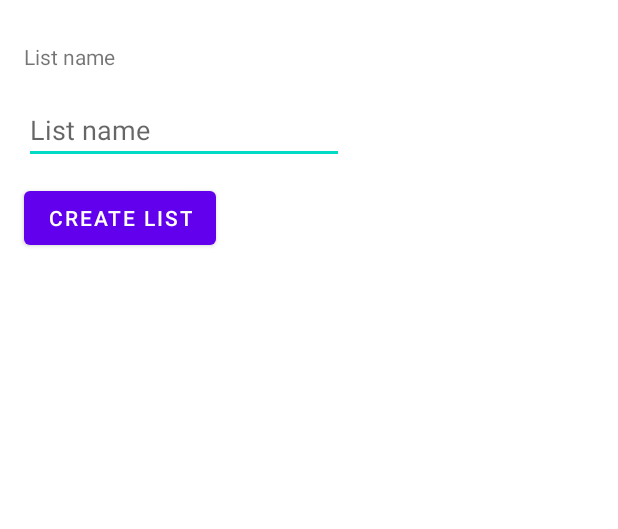
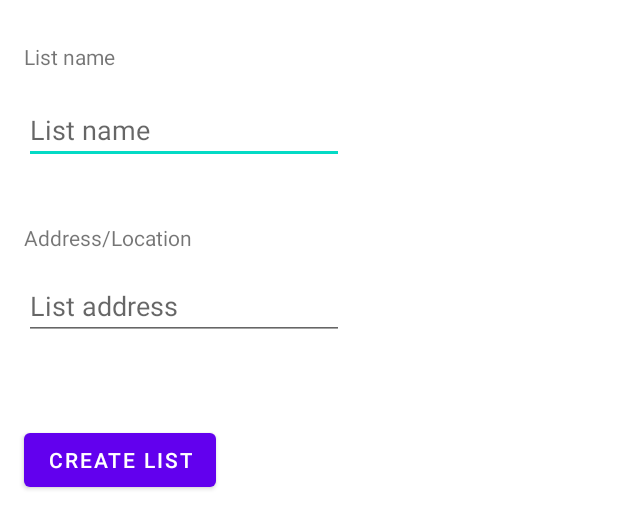
Before and after one commit to RafaelJCamara/ShopIST, an Android app: the layout create_list.xml on its own in the app's theme, with its tools: preview values and no code run, on a phone screen of 412 x 824 dp. Shown: the top 529 px of the screen. Run offline under Robolectric (Android 15) with nearby library versions, the phone set to English and light mode, and no system bars.

Commit message:
Fix to support creation of pantry lists.

```diff
--- a/app/src/main/java/com/example/shopist/Server/ServerInteraction/RetrofitInterface.java
+++ b/app/src/main/java/com/example/shopist/Server/ServerInteraction/RetrofitInterface.java
@@ -43,7 +43,9 @@ public interface RetrofitInterface {
     /*
     * Shopping list routes
     * */
-
+    //create a shopping list
+    @POST("/list/shopping")
+    Call<ServerListToken> executeShoppingListCreation(@Body HashMap<String,String> map);
 
 
     /*
--- a/app/src/main/java/com/example/shopist/Utils/PantryListManager.java
+++ b/app/src/main/java/com/example/shopist/Utils/PantryListManager.java
@@ -47,7 +47,7 @@ public class PantryListManager extends ListManager{
     }
 
 
-    public void createListInServer(String listName){
+    public void createListInServer(String listName, String listAddress){
         HashMap<String,String> map = new HashMap<>();
         map.put("name",listName);
         Call<ServerListToken> call = retrofitManager.accessRetrofitInterface().executePantryListCreation(map);
--- a/app/src/main/res/layout/create_list.xml
+++ b/app/src/main/res/layout/create_list.xml
@@ -1,6 +1,5 @@
 <?xml version="1.0" encoding="utf-8"?>
-<androidx.constraintlayout.widget.ConstraintLayout
-    xmlns:android="http://schemas.android.com/apk/res/android"
+<androidx.constraintlayout.widget.ConstraintLayout xmlns:android="http://schemas.android.com/apk/res/android"
     xmlns:app="http://schemas.android.com/apk/res-auto"
     xmlns:tools="http://schemas.android.com/tools"
     android:layout_width="match_parent"
@@ -35,10 +34,35 @@
         android:id="@+id/createListButton"
         android:layout_width="wrap_content"
         android:layout_height="wrap_content"
-        android:layout_marginTop="12dp"
+        android:layout_marginTop="56dp"
         android:text="Create list"
         app:layout_constraintEnd_toEndOf="parent"
         app:layout_constraintHorizontal_bias="0.056"
         app:layout_constraintStart_toStartOf="parent"
+        app:layout_constraintTop_toBottomOf="@+id/listAddress" />
+
+    <TextView
+        android:id="@+id/textView6"
+        android:layout_width="wrap_content"
+        android:layout_height="wrap_content"
+        android:text="Address/Location"
+        app:layout_constraintBottom_toTopOf="@+id/listAddress"
+        app:layout_constraintEnd_toEndOf="parent"
+        app:layout_constraintHorizontal_bias="0.053"
+        app:layout_constraintStart_toStartOf="parent"
+        app:layout_constraintTop_toBottomOf="@+id/newListName"
+        app:layout_constraintVertical_bias="0.746" />
+
+    <EditText
+        android:id="@+id/listAddress"
+        android:layout_width="wrap_content"
+        android:layout_height="wrap_content"
+        android:layout_marginTop="72dp"
+        android:ems="10"
+        android:hint="List address"
+        android:inputType="textPersonName"
+        app:layout_constraintEnd_toEndOf="parent"
+        app:layout_constraintHorizontal_bias="0.079"
+        app:layout_constraintStart_toStartOf="parent"
         app:layout_constraintTop_toBottomOf="@+id/newListName" />
 </androidx.constraintlayout.widget.ConstraintLayout>
```
Also changed, not shown: app/src/main/java/com/example/shopist/Utils/ListManager.java (+8 -2 lines), app/src/main/java/com/example/shopist/Utils/ShoppingListManager.java (+4 -3 lines).
